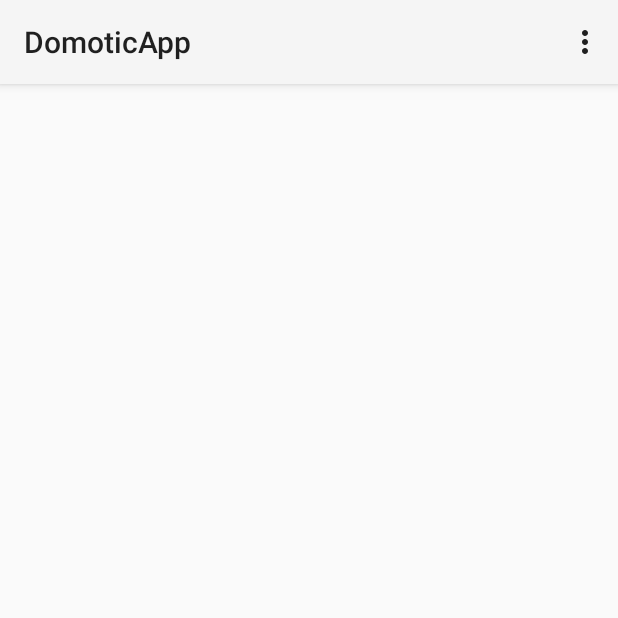
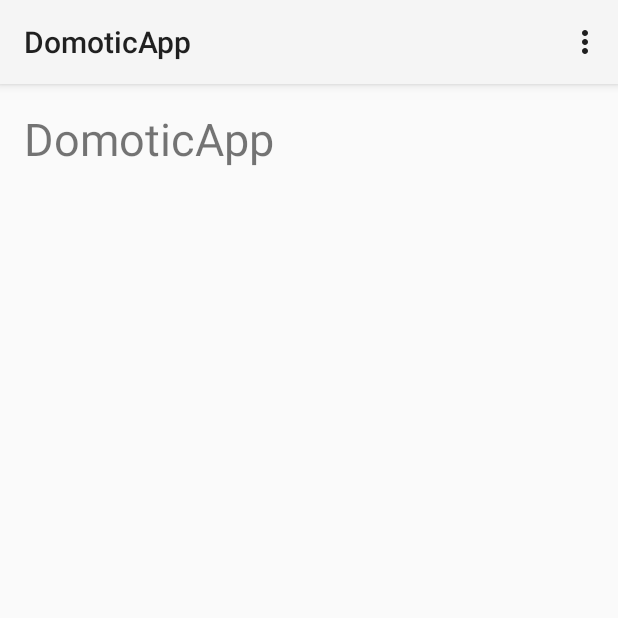
Before and after one commit to dfloresalarcon/DomoticApp, an Android app: the screen it shows after launch (MainActivity), on a phone screen of 412 x 824 dp, the top half of it. Run offline under Robolectric (Android 15) with nearby library versions, the phone set to English and light mode, and no system bars.

Commit message:
2 Commit
Modificacion en el layout principal

Titulo:::

DomoticApp

```diff
--- a/DomoticApp/app/src/main/res/layout/activity_main.xml
+++ b/DomoticApp/app/src/main/res/layout/activity_main.xml
@@ -8,5 +8,24 @@
     android:paddingBottom="@dimen/activity_vertical_margin"
     tools:context=".MainActivity">
 
+    <ScrollView
+        android:layout_width="wrap_content"
+        android:layout_height="wrap_content">
+
+        <LinearLayout
+            android:layout_width="wrap_content"
+            android:layout_height="wrap_content">
+
+            <TextView
+                android:text="DomoticApp"
+                android:textSize="30dp"
+                android:textAlignment="center"
+                android:layout_width="300dp"
+                android:layout_height="50dp" />
+
+
+        </LinearLayout>
+
+        </ScrollView>
 
 </RelativeLayout>
```
